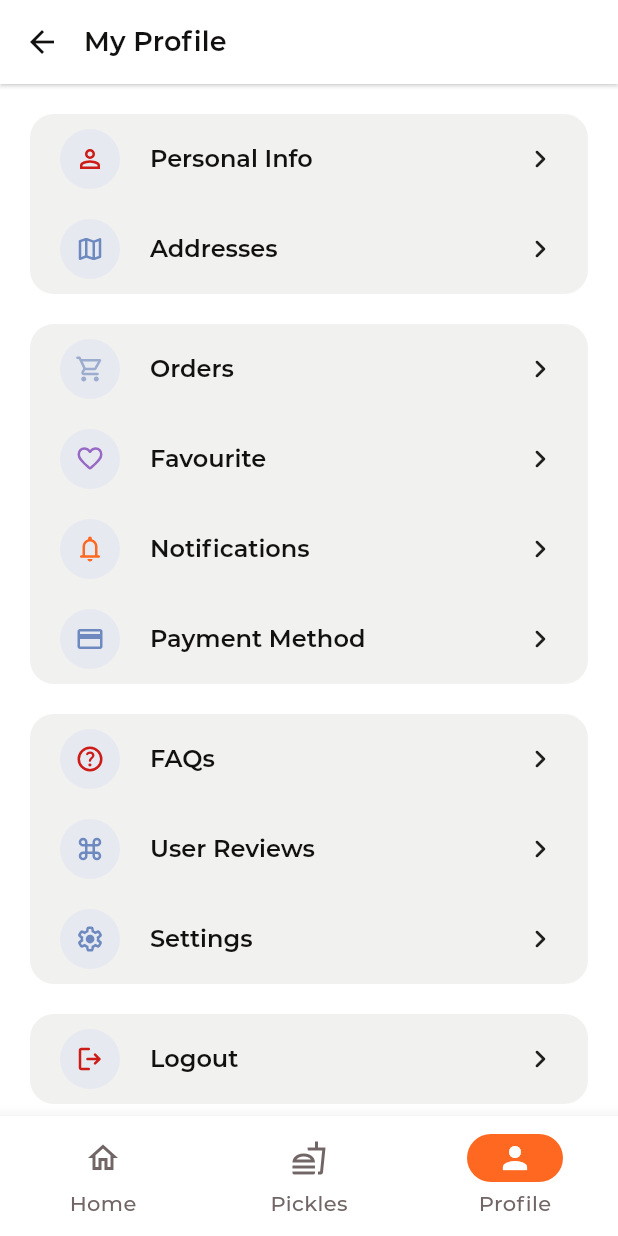
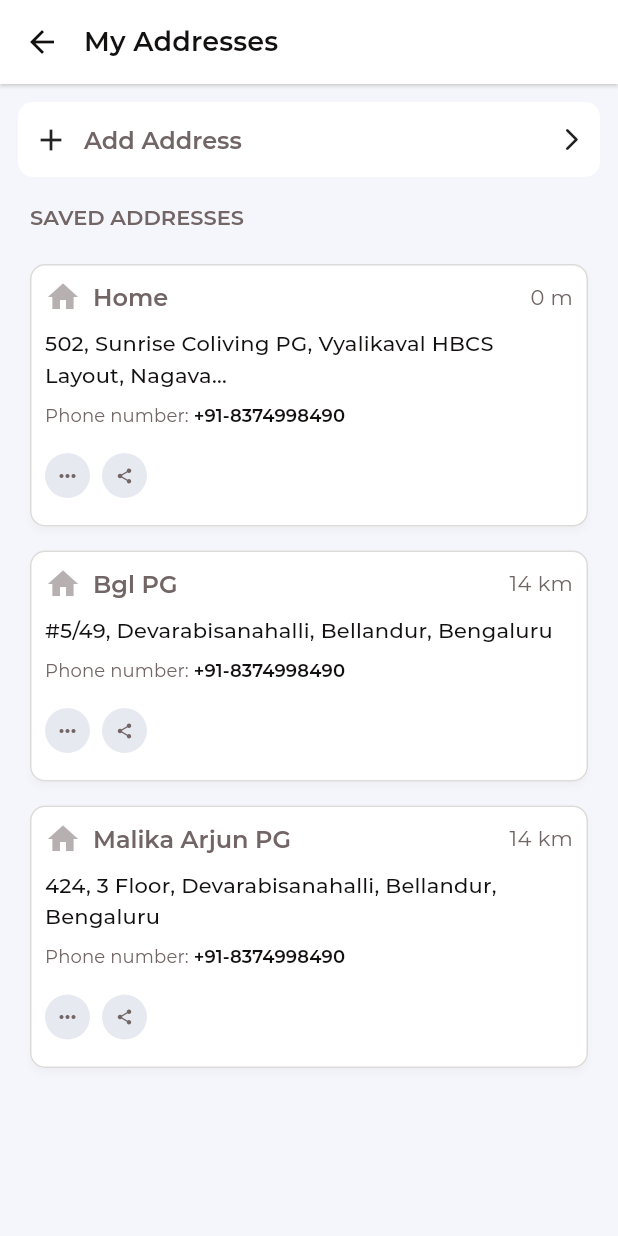
Before and after one commit to tulasireddytulasi/SpicyPickles, a Flutter app: the screen it shows after launch, item 3 of the bottom bar chosen, after a tap on "Addresses", on a phone screen of 412 x 824 dp. Run offline on Flutter 3.47's test engine with Material 3 defaults, Android fonts, the light colour scheme and no system bars; our stand-ins replace bloc, cached_network_image, equatable, flutter_bloc, flutter_svg, infinite_scroll_pagination and 2 more; network calls fail.

Commit message:
add: Implemented Address Screen UI

```diff
--- /dev/null
+++ b/lib/presentation/address_screen/address_screen.dart
@@ -0,0 +1,105 @@
+import 'package:flutter/material.dart';
+import 'package:spicypickles/core/utils/app_colors.dart';
+import 'package:spicypickles/core/utils/app_extensions.dart';
+import 'package:spicypickles/presentation/address_screen/widget/address_card.dart';
+
+class AddressScreen extends StatefulWidget {
+  const AddressScreen();
+
+  @override
+  State<AddressScreen> createState() => _AddressScreenState();
+}
+
+class _AddressScreenState extends State<AddressScreen> {
+  @override
+  Widget build(BuildContext context) {
+    return Scaffold(
+      backgroundColor: AppColors.bgColor,
+      appBar: AppBar(
+        title: Text(
+          'My Addresses',
+          style: context.textStyle?.labelLarge?.copyWith(fontSize: 18),
+        ),
+        leading: IconButton(
+          icon: const Icon(Icons.arrow_back),
+          onPressed: () => Navigator.pop(context),
+        ),
+        elevation: 1,
+        shadowColor: AppColors.lynxWhite,
+      ),
+      body: SingleChildScrollView(
+        child: Padding(
+          padding: const EdgeInsets.all(12.0),
+          child: Column(
+            crossAxisAlignment: CrossAxisAlignment.start,
+            children: [
+              Container(
+                alignment: Alignment.center,
+                decoration: BoxDecoration(
+                  color: AppColors.white,
+                  borderRadius: BorderRadius.all(Radius.circular(10)),
+                ),
+                height: 50,
+                child: InkWell(
+                  onTap: () {},
+                  child: Row(
+                    mainAxisAlignment: MainAxisAlignment.spaceBetween,
+                    children: [
+                      Row(
+                        mainAxisAlignment: MainAxisAlignment.start,
+                        mainAxisSize: MainAxisSize.min,
+                        children: [
+                          SizedBox(width: 10),
+                          Icon(Icons.add),
+                          SizedBox(width: 10),
+                          Text(
+                            "Add Address",
+                            style: context.textStyle?.titleLarge,
+                          ),
+                        ],
+                      ),
+                      Padding(
+                        padding: const EdgeInsets.only(right: 10.0),
+                        child: Icon(Icons.arrow_forward_ios_rounded, size: 18),
+                      ),
+                    ],
+                  ),
+                ),
+              ),
+              SizedBox(height: 18),
+              Padding(
+                padding: const EdgeInsets.only(left: 8.0),
+                child: Text(
+                  'SAVED ADDRESSES',
+                  style: context.textStyle?.titleLarge?.copyWith(fontSize: 14),
+                ),
+              ),
+              SizedBox(height: 14),
+              AddressCard(
+                context: context,
+                title: 'Home',
+                address: '502, Sunrise Coliving PG, Vyalikaval HBCS Layout, Nagava...',
+                distance: '0 m',
+                phoneNumber: '+91-8374998490',
+              ),
+              AddressCard(
+                context: context,
+                title: 'Bgl PG',
+                address: '#5/49, Devarabisanahalli, Bellandur, Bengaluru',
+                distance: '14 km',
+                phoneNumber: '+91-8374998490',
+              ),
+              AddressCard(
+                context: context,
+                title: 'Malika Arjun PG',
+                address: '424, 3 Floor, Devarabisanahalli, Bellandur, Bengaluru',
+                distance: '14 km',
+                phoneNumber: '+91-8374998490',
+              ),
+            ],
+          ),
+        ),
+      ),
+    );
+  }
+}
--- /dev/null
+++ b/lib/presentation/address_screen/widget/address_card.dart
@@ -0,0 +1,100 @@
+import 'package:flutter/material.dart';
+import 'package:spicypickles/core/utils/app_colors.dart';
+import 'package:spicypickles/core/utils/app_extensions.dart';
+import 'package:spicypickles/presentation/widgets/circular_icon.dart';
+
+class AddressCard extends StatelessWidget {
+  const AddressCard({
+    super.key,
+    required this.context,
+    required this.title,
+    required this.address,
+    required this.distance,
+    required this.phoneNumber,
+  });
+
+  final BuildContext context;
+  final String title;
+  final String address;
+  final String distance;
+  final String phoneNumber;
+
+  @override
+  Widget build(BuildContext context) {
+    return Material(
+      color: Colors.transparent,
+      child: Card(
+        elevation: 2,
+        shape: RoundedRectangleBorder(
+          borderRadius: BorderRadius.all(Radius.circular(10)),
+          side: BorderSide(color: AppColors.lightGrey),
+        ),
+        child: InkWell(
+          borderRadius: const BorderRadius.all(Radius.circular(10)),
+          onTap: () {},
+          child: Padding(
+            padding: const EdgeInsets.all(10.0),
+            child: Column(
+              crossAxisAlignment: CrossAxisAlignment.start,
+              children: [
+                Row(
+                  children: [
+                    Icon(Icons.home, color: AppColors.grey), // Assuming home icon for all
+                    SizedBox(width: 8),
+                    Text(
+                      title,
+                      style: context.textStyle?.titleLarge,
+                    ),
+                    Spacer(),
+                    Text(distance),
+                  ],
+                ),
+                SizedBox(height: 8),
+                Text(address,
+                    style: context.textStyle?.titleMedium?.copyWith(
+                      color: AppColors.black,
+                    )),
+                SizedBox(height: 8),
+                RichText(
+                    text: TextSpan(children: [
+                  TextSpan(
+                    text: "Phone number: ",
+                    style: context.textStyle?.titleSmall?.copyWith(
+                      color: AppColors.darkGrey,
+                    ),
+                  ),
+                  TextSpan(
+                    text: phoneNumber,
+                    style: context.textStyle?.titleSmall?.copyWith(
+                      color: AppColors.black,
+                      fontFamily: "MontserratSemiBold",
+                    ),
+                  ),
+                ])),
+                SizedBox(height: 8),
+                Row(
+                  mainAxisAlignment: MainAxisAlignment.start,
+                  children: [
+                    CircularIcon(
+                      icon: Icons.more_horiz_rounded,
+                      width: 30,
+                      iconSize: 16,
+                      onPressed: () {},
+                    ),
+                    SizedBox(width: 8),
+                    CircularIcon(
+                      icon: Icons.share_rounded,
+                      iconSize: 12,
+                      width: 30,
+                      onPressed: () {},
+                    ),
+                  ],
+                ),
+              ],
+            ),
+          ),
+        ),
+      ),
+    );
+  }
+}
--- a/lib/presentation/profile/profile.dart
+++ b/lib/presentation/profile/profile.dart
@@ -1,6 +1,7 @@
 import 'package:flutter/material.dart';
 import 'package:spicypickles/core/utils/app_assets.dart';
 import 'package:spicypickles/core/utils/app_colors.dart';
+import 'package:spicypickles/presentation/address_screen/address_screen.dart';
 import 'package:spicypickles/presentation/faqs_screen/faqs_screen.dart';
 import 'package:spicypickles/presentation/orders_screen/orders_screen.dart';
 import 'package:spicypickles/presentation/profile/widget/card_widget.dart';
@@ -48,7 +49,18 @@ class _ProfileScreenState extends State<ProfileScreen> {
                       iconUrl: AppAssets.kMapIcon,
                       label: "Addresses",
                       iconColor: AppColors.blue,
-                      onTap: () {},
+                      onTap: () {
+                        Future.delayed(Duration(milliseconds: 260)).then(
+                              (value) {
+                            Navigator.push(
+                              context,
+                              MaterialPageRoute(
+                                builder: (context) => const AddressScreen(),
+                              ),
+                            );
+                          },
+                        );
+                      },
                     ),
                   ],
                 ),
--- a/lib/presentation/update_profile/update_profile.dart
+++ b/lib/presentation/update_profile/update_profile.dart
@@ -49,11 +49,16 @@ class _UpdateProfileState extends State<UpdateProfile> with TextFieldStyle {
     return Scaffold(
       backgroundColor: AppColors.white,
       appBar: AppBar(
-        title: Text('Update Profile', style: context.textStyle?.labelLarge?.copyWith(fontSize: 18)),
+        title: Text(
+          'Update Profile',
+          style: context.textStyle?.labelLarge?.copyWith(fontSize: 18),
+        ),
         leading: IconButton(
           icon: const Icon(Icons.arrow_back),
           onPressed: () => Navigator.pop(context),
         ),
+        elevation: 1,
+        shadowColor: AppColors.lynxWhite,
       ),
       body: GestureDetector(
         onTap: () => FocusScope.of(context).unfocus(), // Dismiss keyboard on tap
--- /dev/null
+++ b/lib/presentation/widgets/circular_icon.dart
@@ -0,0 +1,33 @@
+import 'package:flutter/material.dart';
+import 'package:spicypickles/core/utils/app_colors.dart';
+
+class CircularIcon extends StatelessWidget {
+  const CircularIcon({
+    super.key,
+    required this.icon,
+    required this.onPressed,
+    this.iconSize, this.width,
+  });
+
+  final IconData icon;
+  final VoidCallback onPressed;
+  final double? iconSize;
+  final double? width;
+
+  @override
+  Widget build(BuildContext context) {
+    return Container(
+      decoration: BoxDecoration(
+        shape: BoxShape.circle,
+        color: AppColors.lightBlue,
+      ),
+      width: width,
+      child: IconButton(
+        iconSize: iconSize,
+        padding: EdgeInsets.zero,
+        icon: Icon(icon),
+        onPressed: onPressed,
+      ),
+    );
+  }
+}
```
